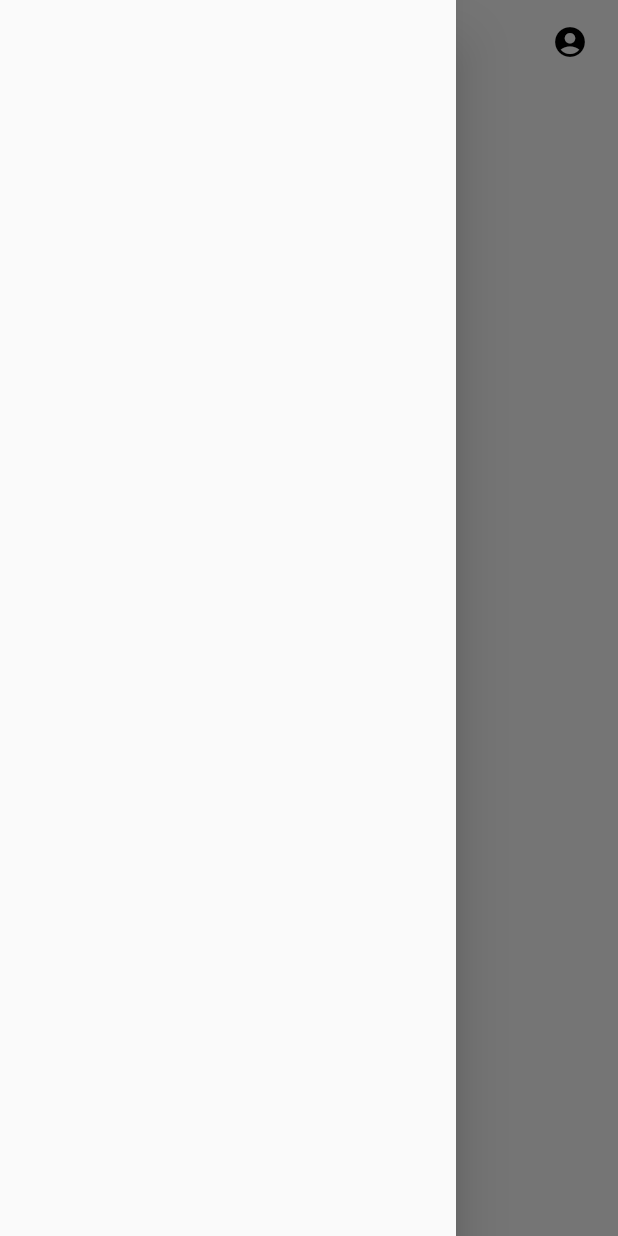
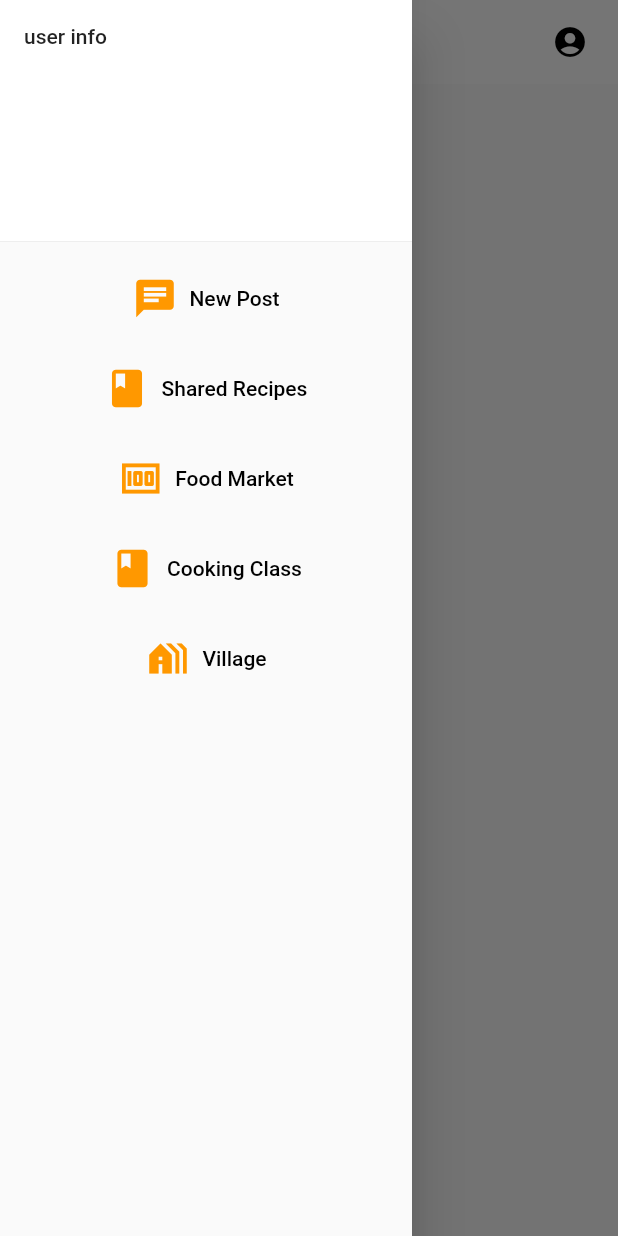
Before and after one commit to kimkyung1234/NeighborChefMobileApp, a Flutter app: the screen it shows after launch, with the side drawer open, on a phone screen of 412 x 824 dp. Run offline on Flutter 3.47's test engine with Material 2 defaults, Android fonts, the phone set to English and light mode, and no system bars.

Commit message:
menu bar

```diff
--- a/lib/widgets/menubar.dart
+++ b/lib/widgets/menubar.dart
@@ -1,36 +1,35 @@
 import 'package:flutter/material.dart';
-import 'sidebar1.dart';
 
 class MyApp extends StatelessWidget {
   const MyApp({Key? key}) : super(key: key);
+
+  static const appTitle = 'Main';
+
   @override
   Widget build(BuildContext context) {
     return const MaterialApp(
+      title: appTitle,
+      home: MyHomePage(title: appTitle),
       debugShowCheckedModeBanner: false,
-      home: MyStatelessWidget(),
     );
   }
 }
 
-/// This is the stateless widget that the main application instantiates.
-class MyStatelessWidget extends StatelessWidget {
-  const MyStatelessWidget({Key? key}) : super(key: key);
+class MyHomePage extends StatelessWidget {
+  const MyHomePage({Key? key, required this.title}) : super(key: key);
+
+  final String title;
 
   @override
   Widget build(BuildContext context) {
     return Scaffold(
-      backgroundColor: Colors.white,
       appBar: AppBar(
+        backgroundColor: Colors.white,
+        iconTheme: IconThemeData(color: Colors.black),
         elevation: 0,
-        automaticallyImplyLeading: false,
         centerTitle: true,
-        leading: IconButton(
-          icon: Icon(Icons.menu),
-          onPressed: () => Scaffold.of(context).openDrawer(),
-          color: Colors.black,
-        ),
         title: Text(
-          'Main',
+          title,
           style:
               TextStyle(color: Colors.black, fontFamily: 'Chef', fontSize: 24),
         ),
@@ -40,13 +39,106 @@ class MyStatelessWidget extends StatelessWidget {
             icon: Icon(Icons.account_circle),
             onPressed: () => {},
             color: Colors.black,
+          )
+        ],
+      ),
+      drawer: Container(
+        width: MediaQuery.of(context).size.width * 2 / 3,
+        child: Drawer(
+          child: ListView(
+            padding: EdgeInsets.zero,
+            children: <Widget>[
+              const DrawerHeader(
+                decoration: BoxDecoration(color: Colors.white),
+                child: Text('user info'),
+              ),
+              Column(
+                crossAxisAlignment: CrossAxisAlignment.start,
+                children: <Widget>[
+                  SizedBox(
+                    width: 400,
+                    height: 60,
+                    child: TextButton.icon(
+                      icon: Icon(
+                        Icons.chat,
+                        size: 30,
+                        color: Colors.orange,
+                      ),
+                      label: Text(
+                        'New Post',
+                        style: TextStyle(color: Colors.black),
+                      ),
+                      onPressed: () {},
+                    ),
+                  ),
+                  SizedBox(
+                    width: 400,
+                    height: 60,
+                    child: TextButton.icon(
+                      icon: Icon(
+                        Icons.book,
+                        size: 30,
+                        color: Colors.orange,
+                      ),
+                      label: Text(
+                        'Shared Recipes',
+                        style: TextStyle(color: Colors.black),
+                      ),
+                      onPressed: () {},
+                    ),
+                  ),
+                  SizedBox(
+                    width: 400,
+                    height: 60,
+                    child: TextButton.icon(
+                      icon: Icon(
+                        Icons.money,
+                        size: 30,
+                        color: Colors.orange,
+                      ),
+                      label: Text(
+                        'Food Market',
+                        style: TextStyle(color: Colors.black),
+                      ),
+                      onPressed: () {},
+                    ),
+                  ),
+                  SizedBox(
+                    width: 400,
+                    height: 60,
+                    child: TextButton.icon(
+                      icon: Icon(
+                        Icons.class_,
+                        size: 30,
+                        color: Colors.orange,
+                      ),
+                      label: Text(
+                        'Cooking Class',
+                        style: TextStyle(color: Colors.black),
+                      ),
+                      onPressed: () {},
+                    ),
+                  ),
+                  SizedBox(
+                    width: 400,
+                    height: 60,
+                    child: TextButton.icon(
+                      icon: Icon(
+                        Icons.holiday_village,
+                        size: 30,
+                        color: Colors.orange,
+                      ),
+                      label: Text(
+                        'Village',
+                        style: TextStyle(color: Colors.black),
+                      ),
+                      onPressed: () {},
+                    ),
+                  ),
+                ],
+              )
+            ],
           ),
-        ],
-        backgroundColor: Colors.white,
-      ),
-      drawer: Drawer(
-        child: ListView(
-          padding: EdgeInsets.zero,
         ),
       ),
     );
```
